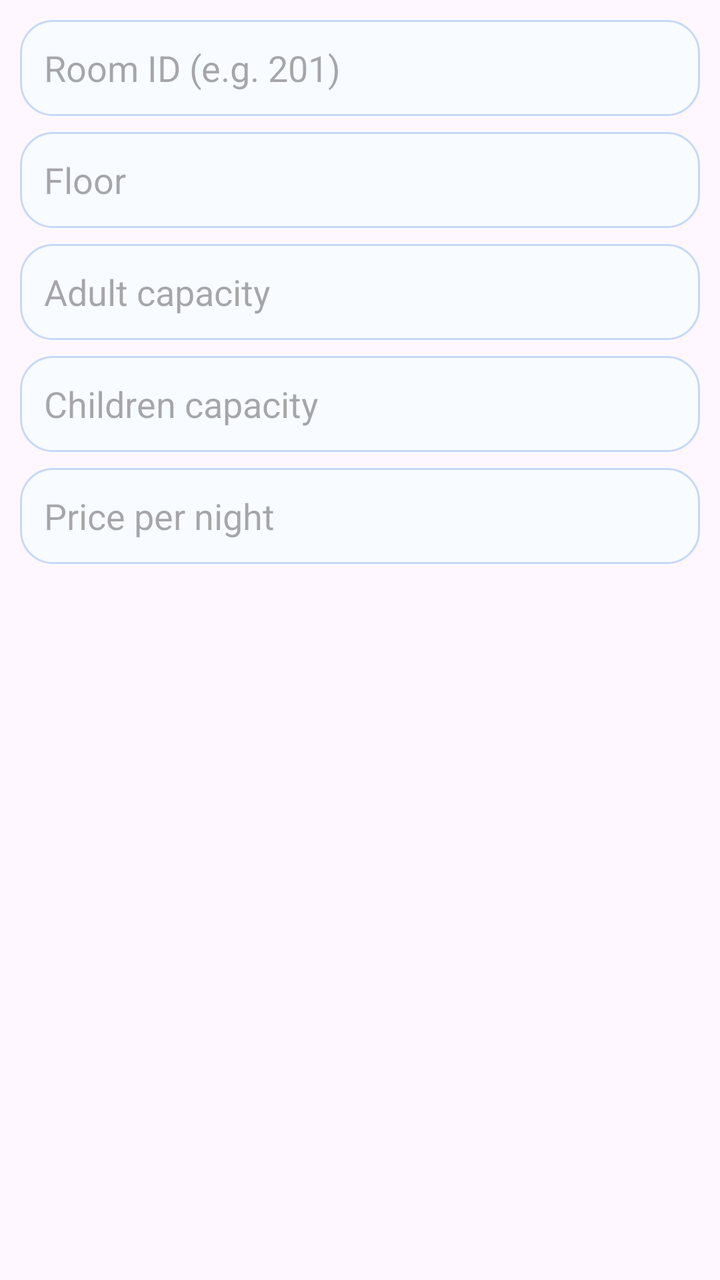
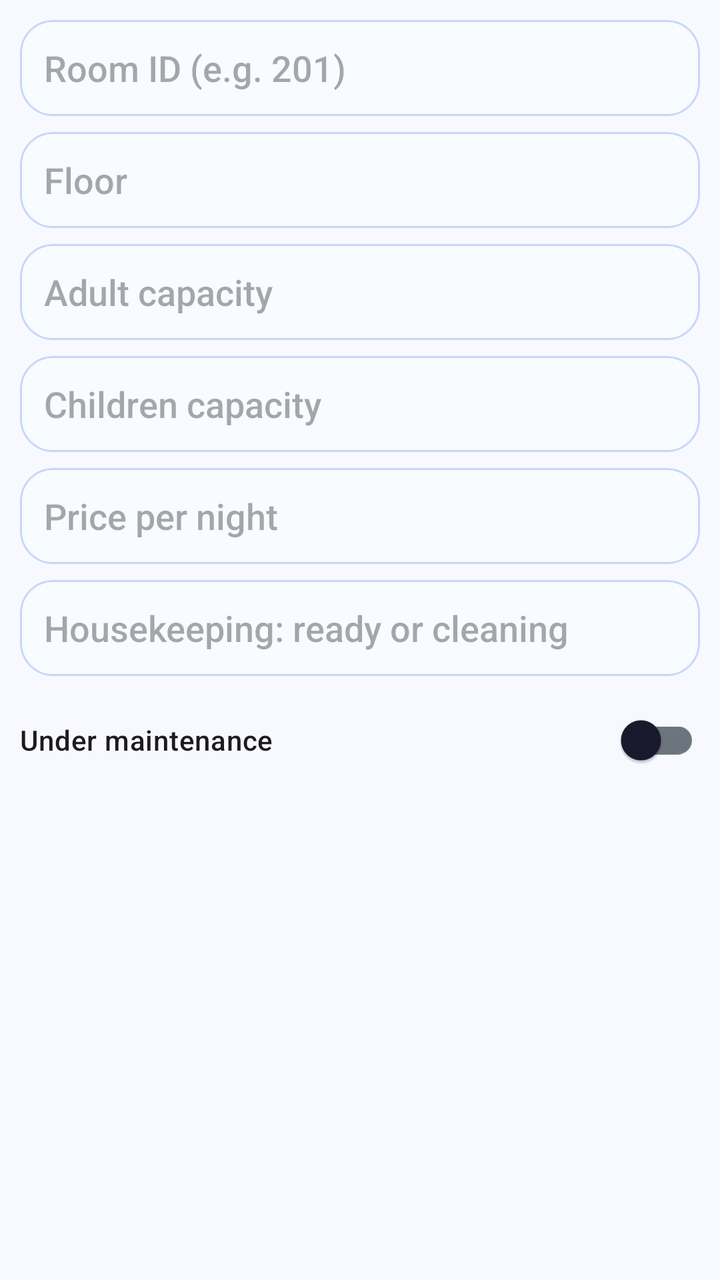

The first picture is an Android layout as it rendered before a commit; the second is the same layout after the commit. The layout source and the unified diff follow.
<!-- AndroidManifest.xml: application theme Theme.Hms -->
<!-- res/layout/dialog_admin_room.xml -->
<?xml version="1.0" encoding="utf-8"?>
<LinearLayout xmlns:android="http://schemas.android.com/apk/res/android"
    android:layout_width="match_parent"
    android:layout_height="wrap_content"
    android:orientation="vertical"
    android:padding="10dp">

    <EditText
        android:id="@+id/etRoomId"
        android:layout_width="match_parent"
        android:layout_height="48dp"
        android:hint="Room ID (e.g. 201)"
        android:background="@drawable/rounded_edittext"
        android:paddingHorizontal="12dp" />

    <EditText
        android:id="@+id/etFloor"
        android:layout_width="match_parent"
        android:layout_height="48dp"
        android:layout_marginTop="8dp"
        android:hint="Floor"
        android:inputType="number"
        android:background="@drawable/rounded_edittext"
        android:paddingHorizontal="12dp" />

    <EditText
        android:id="@+id/etCapAdults"
        android:layout_width="match_parent"
        android:layout_height="48dp"
        android:layout_marginTop="8dp"
        android:hint="Adult capacity"
        android:inputType="number"
        android:background="@drawable/rounded_edittext"
        android:paddingHorizontal="12dp" />

    <EditText
        android:id="@+id/etCapChildren"
        android:layout_width="match_parent"
        android:layout_height="48dp"
        android:layout_marginTop="8dp"
        android:hint="Children capacity"
        android:inputType="number"
        android:background="@drawable/rounded_edittext"
        android:paddingHorizontal="12dp" />

    <EditText
        android:id="@+id/etPricePerNight"
        android:layout_width="match_parent"
        android:layout_height="48dp"
        android:layout_marginTop="8dp"
        android:hint="Price per night"
        android:inputType="number"
        android:background="@drawable/rounded_edittext"
        android:paddingHorizontal="12dp" />
</LinearLayout>
<!-- resources referenced by this layout -->
<resources>
  <!-- drawable rounded_edittext (drawable) -->
  <?xml version="1.0" encoding="utf-8"?>
  <shape xmlns:android="http://schemas.android.com/apk/res/android"
      android:shape="rectangle">
      <corners android:radius="16dp" />
      <stroke android:width="1dp" android:color="#C7D8F8" />
      <solid android:color="#F8FBFF" />
  </shape>
  <style name="Theme.Hms" parent="Base.Theme.Hms" />
  <style name="Base.Theme.Hms" parent="Theme.Material3.DayNight.NoActionBar">
          
          
      </style>
</resources>

<!-- the commit's change to res/layout/dialog_admin_room.xml (unified diff, before → after) -->
@@ -1,5 +1,6 @@
 <?xml version="1.0" encoding="utf-8"?>
 <LinearLayout xmlns:android="http://schemas.android.com/apk/res/android"
+    xmlns:app="http://schemas.android.com/apk/res-auto"
     android:layout_width="match_parent"
     android:layout_height="wrap_content"
     android:orientation="vertical"
@@ -52,4 +53,21 @@
         android:inputType="number"
         android:background="@drawable/rounded_edittext"
         android:paddingHorizontal="12dp" />
+
+    <EditText
+        android:id="@+id/etHousekeeping"
+        android:layout_width="match_parent"
+        android:layout_height="48dp"
+        android:layout_marginTop="8dp"
+        android:hint="Housekeeping: ready or cleaning"
+        android:inputType="text"
+        android:background="@drawable/rounded_edittext"
+        android:paddingHorizontal="12dp" />
+
+    <com.google.android.material.switchmaterial.SwitchMaterial
+        android:id="@+id/swUnderMaintenance"
+        android:layout_width="match_parent"
+        android:layout_height="wrap_content"
+        android:layout_marginTop="8dp"
+        android:text="Under maintenance" />
 </LinearLayout>
<!-- resource entries referenced after the edit -->
@@ -10,8 +10,25 @@
   </shape>
   <style name="Theme.Hms" parent="Base.Theme.Hms" />
   <style name="Base.Theme.Hms" parent="Theme.Material3.DayNight.NoActionBar">
-          
-          
+          <item name="colorPrimary">@color/primary</item>
+          <item name="colorOnPrimary">@color/white</item>
+          <item name="colorSecondary">@color/secondary</item>
+          <item name="colorOnSecondary">@color/white</item>
+          <item name="colorSurface">@color/surface</item>
+          <item name="colorOnSurface">@color/text_primary</item>
+          <item name="colorSurfaceVariant">@color/surface_variant</item>
+          <item name="colorOutline">@color/text_secondary</item>
+          <item name="android:windowBackground">@color/neutral_bg</item>
+          <item name="android:fontFamily">sans-serif-medium</item>
+          <item name="fontFamily">sans-serif-medium</item>
       </style>
+  <color name="primary">#5E35B1</color>
+  <color name="white">#FFFFFFFF</color>
+  <color name="secondary">#42A5F5</color>
+  <color name="surface">#FFFFFF</color>
+  <color name="text_primary">#1A1A2E</color>
+  <color name="surface_variant">#F1F3F9</color>
+  <color name="text_secondary">#6C757D</color>
+  <color name="neutral_bg">#F8F9FF</color>
 </resources>
 
